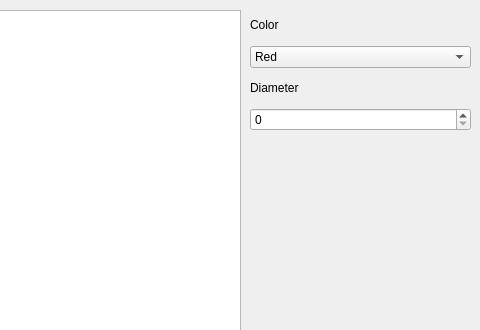
The window that mainwindow.ui (anst-foto/Figure) describes before a commit, drawn with Qt 5; both pictures show x 320 to 800 and y 0 to 330 of the 800 by 600 pixel window.
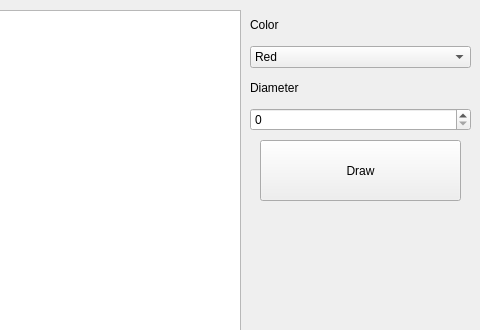
The same window after the commit.

```diff
--- a/mainwindow.ui
+++ b/mainwindow.ui
@@ -85,6 +85,19 @@
      </item>
     </layout>
    </widget>
+   <widget class="QPushButton" name="buttonDraw">
+    <property name="geometry">
+     <rect>
+      <x>580</x>
+      <y>140</y>
+      <width>201</width>
+      <height>61</height>
+     </rect>
+    </property>
+    <property name="text">
+     <string>Draw</string>
+    </property>
+   </widget>
   </widget>
   <widget class="QMenuBar" name="menubar">
    <property name="geometry">
```
Left out of the diff: 2 changed lines with no effect on the pictures.
